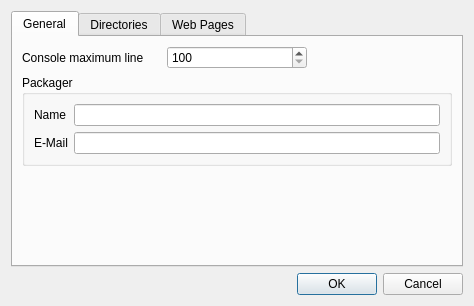
Before: the Qt Designer form ui/configurationdialog.ui in huseyinkozan/PiSiDo, drawn with Qt 5.
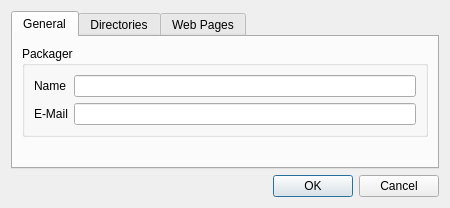
After: the same form once the commit is applied.

```diff
--- a/ui/configurationdialog.ui
+++ b/ui/configurationdialog.ui
@@ -6,8 +6,8 @@
    <rect>
     <x>0</x>
     <y>0</y>
-    <width>474</width>
-    <height>306</height>
+    <width>450</width>
+    <height>208</height>
    </rect>
   </property>
   <property name="windowTitle">
@@ -24,7 +24,7 @@
        <string>General</string>
       </attribute>
       <layout class="QGridLayout" name="gridLayout">
-       <item row="2" column="0">
+       <item row="1" column="0">
         <spacer name="verticalSpacer">
          <property name="orientation">
           <enum>Qt::Vertical</enum>
@@ -37,7 +37,7 @@
          </property>
         </spacer>
        </item>
-       <item row="1" column="0" colspan="3">
+       <item row="0" column="0" colspan="2">
         <widget class="QGroupBox" name="gb_packager">
          <property name="title">
           <string>Packager</string>
@@ -74,26 +74,6 @@
          </layout>
         </widget>
        </item>
-       <item row="0" column="0">
-        <widget class="QLabel" name="lbl_console_max_line">
-         <property name="text">
-          <string>Console maximum line</string>
-         </property>
-        </widget>
-       </item>
-       <item row="0" column="1">
-        <widget class="QSpinBox" name="sb_console_max_line">
-         <property name="toolTip">
-          <string>Maximum remembered line at console</string>
-         </property>
-         <property name="minimum">
-          <number>100</number>
-         </property>
-         <property name="maximum">
-          <number>999999999</number>
-         </property>
-        </widget>
-       </item>
       </layout>
      </widget>
      <widget class="QWidget" name="tab_2">
```
Left out of the diff: 1 changed line with no effect on the pictures.
